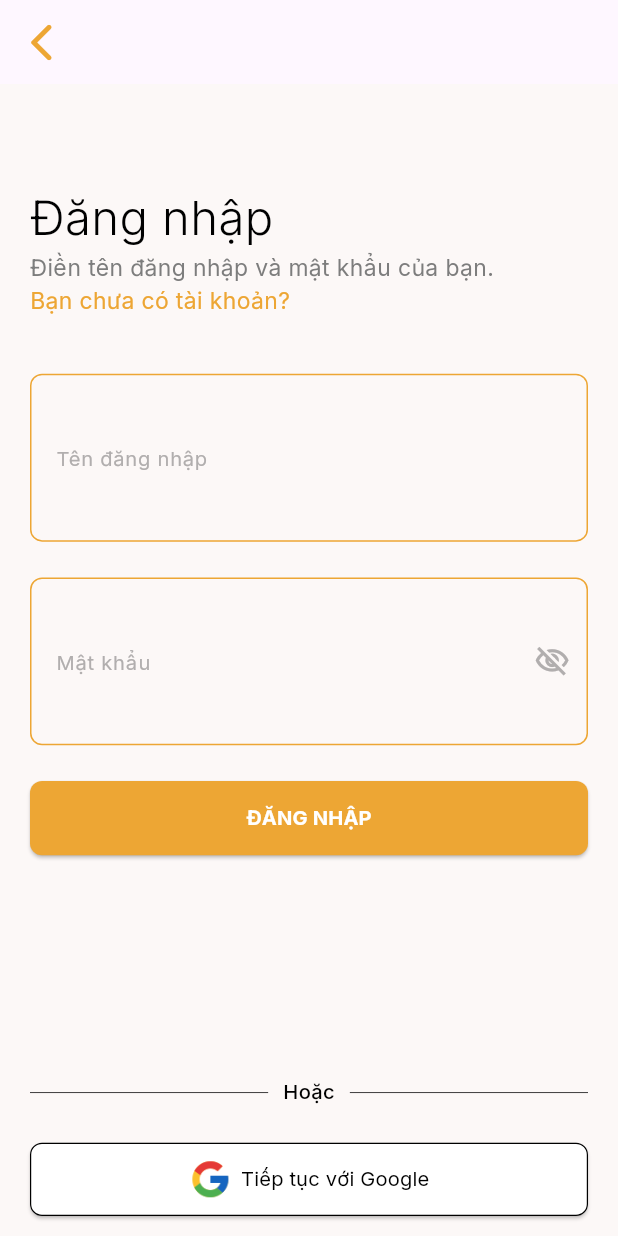
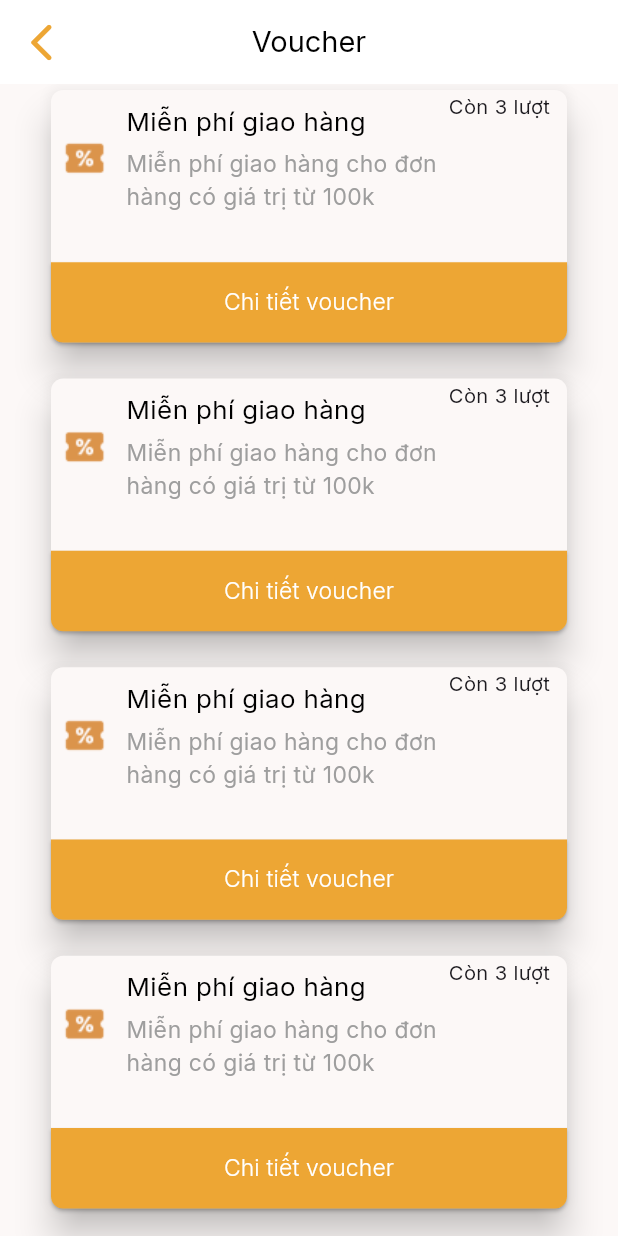
Before and after one commit to QuaiAng/All-Food, a Flutter app: the screen it shows after launch, on a phone screen of 412 x 824 dp. Run offline on Flutter 3.47's test engine with Material 3 defaults, Android fonts, the phone set to English and light mode, and no system bars; our stand-ins replace animated_splash_screen, google_fonts, lottie, pinput, sizer.

Commit message:
Add new VoucherScreen

```diff
--- a/fastfoodapp/lib/app_router.dart
+++ b/fastfoodapp/lib/app_router.dart
@@ -4,6 +4,7 @@ import 'package:fastfoodapp/presentation/pages/paymentscreen.dart';
 import 'package:fastfoodapp/presentation/pages/registerscreen.dart';
 import 'package:fastfoodapp/presentation/pages/splashscreen.dart';
 import 'package:fastfoodapp/presentation/pages/verifyotpscreen.dart';
+import 'package:fastfoodapp/presentation/pages/voucherscreen.dart';
 import 'package:flutter/material.dart';
 
 class RouteName {
@@ -15,6 +16,7 @@ class RouteName {
   static const String verifyotpScreen = "/verifyotp";
   static const String detaiListProductScreen = "/detaillistproduct";
   static const String paymentScreen = "/payment";
+  static const String voucherScreen = "/vouchers";
   static const String splashScreen = "";
 }
 
@@ -45,6 +47,8 @@ class AppRouter {
         return MaterialPageRoute(
           builder: (_) => const Verifyotpscreen(),
         );
+      case RouteName.voucherScreen:
+        return MaterialPageRoute(builder: (_) => const Voucherscreen());
       default:
         return MaterialPageRoute(
           builder: (_) => const Scaffold(
--- a/fastfoodapp/lib/main.dart
+++ b/fastfoodapp/lib/main.dart
@@ -20,7 +20,7 @@ class MainApp extends StatelessWidget {
   Widget build(BuildContext context) {
     return Sizer(builder: (context, orientation, deviceType) {
       return const MaterialApp(
-        initialRoute: RouteName.splashScreen,
+        initialRoute: RouteName.voucherScreen,
         onGenerateRoute: AppRouter.generateRoute,
         debugShowCheckedModeBanner: false,
         // home: Registerscreen()
--- a/fastfoodapp/lib/presentation/pages/paymentscreen.dart
+++ b/fastfoodapp/lib/presentation/pages/paymentscreen.dart
@@ -1,3 +1,4 @@
+import 'package:fastfoodapp/app_router.dart';
 import 'package:fastfoodapp/presentation/widgets/buttonLogin.dart';
 import 'package:fastfoodapp/presentation/widgets/itemRow.dart';
 import 'package:fastfoodapp/presentation/widgets/priceRow.dart';
@@ -96,7 +97,9 @@ class Paymentscreen extends StatelessWidget {
                 return const Divider(thickness: 0.5);
               } else {
                 return InkWell(
-                  onTap: () {},
+                  onTap: () {
+                    Navigator.pushNamed(context, RouteName.voucherScreen);
+                  },
                   child: Padding(
                     padding: const EdgeInsets.symmetric(vertical: 8.0),
                     child: Row(
--- /dev/null
+++ b/fastfoodapp/lib/presentation/pages/voucherscreen.dart
@@ -0,0 +1,45 @@
+import 'package:fastfoodapp/app_router.dart';
+import 'package:fastfoodapp/presentation/widgets/voucherCard.dart';
+import 'package:fastfoodapp/res/colors.dart';
+import 'package:fastfoodapp/res/size.dart';
+import 'package:fastfoodapp/res/styles.dart';
+import 'package:flutter/material.dart';
+
+class Voucherscreen extends StatelessWidget{
+  const Voucherscreen({super.key});
+
+  @override
+  Widget build(BuildContext context) {
+    return Scaffold(
+      backgroundColor: AppColors.backgroundColor,
+      appBar: AppBar(
+        backgroundColor: Colors.white,
+        leading: IconButton(
+          onPressed: () {
+            Navigator.pushNamed(context, RouteName.paymentScreen);
+          },
+          icon: const Icon(
+            Icons.arrow_back_ios_rounded,
+            color: AppColors.primaryColor,
+            size: 30,
+          ),
+        ),
+        title: Text(
+          "Voucher",
+          style: StylesOfWidgets.textStyle1(fs: SizeOfWidget.sizeOfH1),
+        ),
+        centerTitle: true,
+      ),
+
+      body: ListView.builder(
+        itemCount: 5,
+        itemBuilder: (context,index){
+          return const Padding(
+            padding: EdgeInsets.only(bottom: 16, left: 30, right: 30),
+            child: Vouchercard(name: "Miễn phí giao hàng", description: "Miễn phí giao hàng cho đơn hàng có giá trị từ 100k", turn: 3),
+          );
+        }
+        ),
+    );
+  }
+}
--- /dev/null
+++ b/fastfoodapp/lib/presentation/widgets/voucherCard.dart
@@ -0,0 +1,108 @@
+import 'package:fastfoodapp/app_router.dart';
+import 'package:fastfoodapp/res/colors.dart';
+import 'package:fastfoodapp/res/images.dart';
+import 'package:fastfoodapp/res/size.dart';
+import 'package:fastfoodapp/res/styles.dart';
+import 'package:flutter/material.dart';
+import 'package:google_fonts/google_fonts.dart';
+import 'package:sizer/sizer.dart';
+
+class Vouchercard extends StatelessWidget {
+  const Vouchercard(
+      {super.key,
+      required this.name,
+      required this.description,
+      required this.turn});
+
+  final String name;
+  final String description;
+  final int turn;
+
+  @override
+  Widget build(BuildContext context) {
+    return InkWell(
+      onTap: () {
+        print("Chi tiết voucher");
+        Navigator.pushNamed(context, RouteName.paymentScreen);
+      },
+      child: Stack(
+        children: [
+          Card(
+            color: AppColors.backgroundColor,
+            elevation: 10, //độ nổi của card
+            shape:
+                RoundedRectangleBorder(borderRadius: BorderRadius.circular(8)),
+            child: Column(children: [
+              Padding(
+                  padding: const EdgeInsets.all(8),
+                  child: Row(
+                    crossAxisAlignment: CrossAxisAlignment.center,
+                    children: [
+                      // Icon(
+                      //   Icons.percent,
+                      //   color: AppColors.primaryColor,
+                      //   size: 20.sp,
+                      // ),
+                      Image.asset(Imagepath.iconVoucher, width: 22.sp, height: 22.sp,),
+                      SizedBox(width: 15.sp),
+                      Expanded(
+                          child: Column(
+                        crossAxisAlignment: CrossAxisAlignment.start,
+                        children: [
+                          Text(
+                            name,
+                            style: StylesOfWidgets.textStyle1(fs: 17.sp, fw: FontWeight.w400),
+                          ),
+                          SizedBox(height: 10.sp),
+                          Container(
+                            width: 60.sp,
+                            child: Text(
+                              description,
+                              style: StylesOfWidgets.textStyle1(fs: SizeOfWidget.sizeOfH2, fw: FontWeight.w400, clr: Colors.grey),),
+                          ),
+
+                        ],
+                      )),
+                    ],
+                  )),
+                  SizedBox(height: 20.sp,),
+              SizedBox(
+                width: double.infinity,
+                height: 30.sp,
+                child: ElevatedButton(
+                    onPressed: () {
+                      print("Chi tiết voucher");
+                    },
+                    style: ElevatedButton.styleFrom(
+                      backgroundColor:
+                          AppColors.primaryColor, // Màu nền cam giống hình mẫu
+                      shape: const RoundedRectangleBorder(
+                          borderRadius: BorderRadius.only(
+                              bottomLeft: Radius.circular(8),
+                              bottomRight: Radius.circular(8))),
+                    ),
+                    child: Text(
+                      "Chi tiết voucher",
+                      style: GoogleFonts.inter(
+                          textStyle: TextStyle(
+                              fontSize: 16.sp,
+                              fontWeight: FontWeight.w300,
+                              color: Colors.white)),
+                    )),
+              ),
+            ]),
+          ),
+          Positioned(
+            top: 10.sp,
+            right: 16.sp,
+            child: Text("Còn $turn lượt",
+                style: GoogleFonts.inter(
+                  textStyle:
+                      TextStyle(fontSize: 15.sp, fontWeight: FontWeight.w400),
+                )),
+          )
+        ],
+      ),
+    );
+  }
+}
--- a/fastfoodapp/lib/res/images.dart
+++ b/fastfoodapp/lib/res/images.dart
@@ -1,4 +1,5 @@
 class Imagepath {
   static const String iconGoogle = 'assets/images/icongoogle.png';
+  static const String iconVoucher = 'assets/images/voucher.png';
   static const String animatedSplash = 'assets/animation/splashscreen.json';
 }
```
Also changed, not shown: fastfoodapp/assets/images/voucher.png (added).
